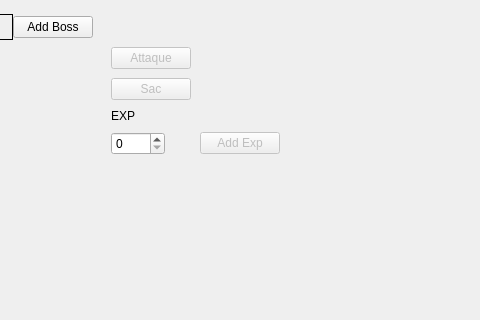
Before: the Qt Designer form app/view/forms/gamedisplay.ui in r0nd0ud0u/qt-rpg, drawn with Qt 5; both pictures show x 229 to 709 and y 0 to 320 of the 899 by 625 pixel window.
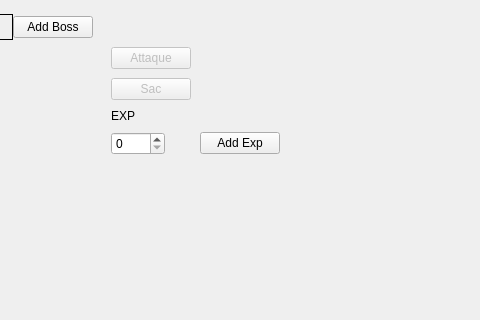
After: the same form once the commit is applied. Custom widgets are drawn as their Qt base class.

```diff
--- a/app/view/forms/gamedisplay.ui
+++ b/app/view/forms/gamedisplay.ui
@@ -214,7 +214,7 @@
          <item row="6" column="1">
           <widget class="QPushButton" name="add_exp_button">
            <property name="enabled">
-            <bool>false</bool>
+            <bool>true</bool>
            </property>
            <property name="text">
             <string>Add Exp</string>
```
